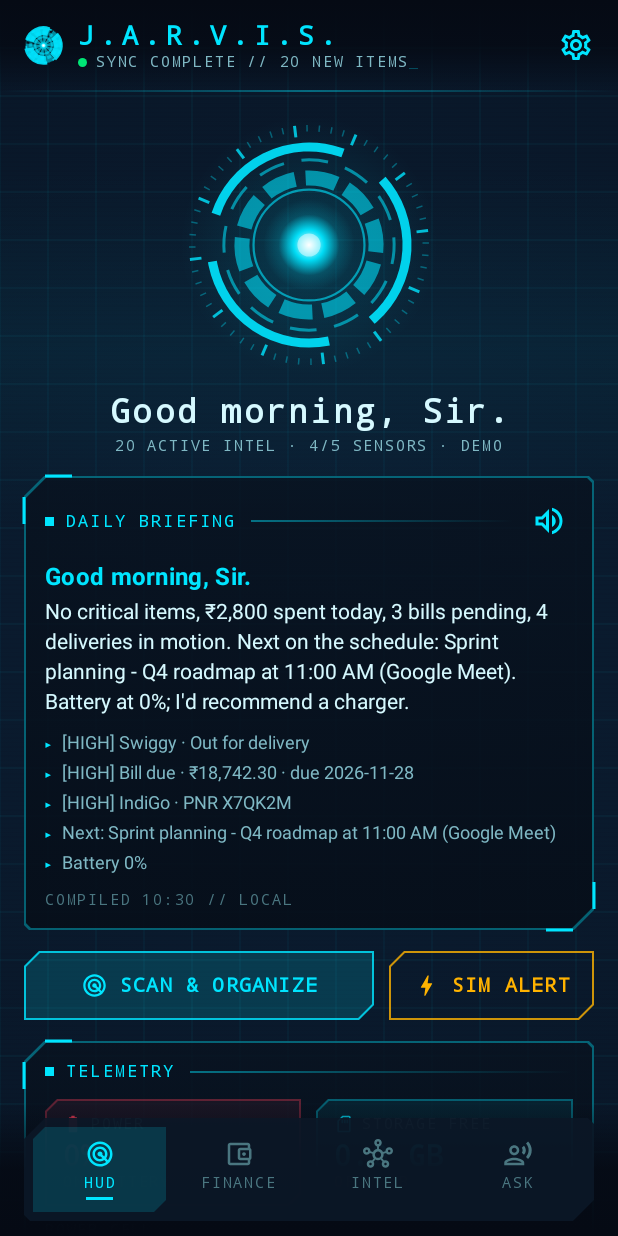
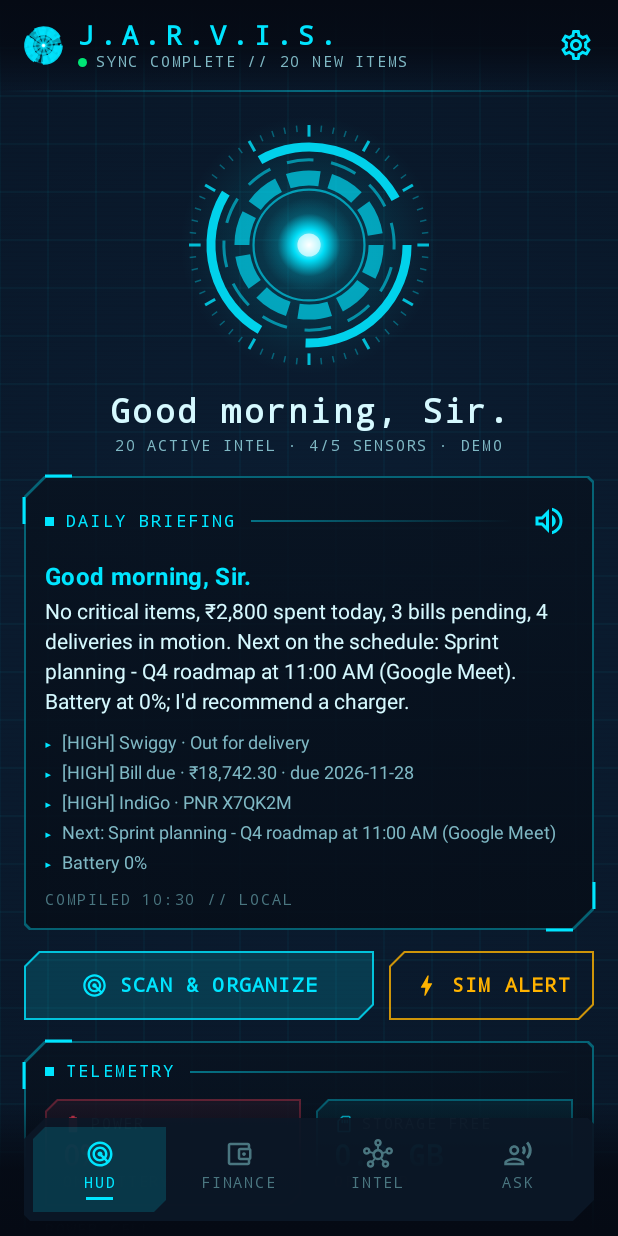
Before and after one commit to SarathChandraBellam/jarvis, an Android app built with Jetpack Compose: the screen it shows after launch (MainActivity), on a phone screen of 412 x 824 dp. Run offline under Robolectric (Android 15) with nearby library versions, the phone set to English and light mode, and no system bars.

Commit message:
Remove all UI animations; release v1.0.1
Replace infinite and transition animations with static rendering so the
app only redraws on real state changes, reducing CPU, GPU and battery use.

Co-Authored-By: Claude Opus 5.5 <noreply@anthropic.com>

```diff
--- a/app/build.gradle.kts
+++ b/app/build.gradle.kts
@@ -15,8 +15,8 @@ android {
     applicationId = "com.jarvis.hud"
     minSdk = 26
     targetSdk = 37
-    versionCode = 1
-    versionName = "1.0"
+    versionCode = 2
+    versionName = "1.0.1"
   }
 
   // Release signing reads a properties file kept OUTSIDE the repo.
--- a/app/src/main/kotlin/com/jarvis/hud/ui/JarvisApp.kt
+++ b/app/src/main/kotlin/com/jarvis/hud/ui/JarvisApp.kt
@@ -1,16 +1,5 @@
 package com.jarvis.hud.ui
 
-import androidx.compose.animation.AnimatedContent
-import androidx.compose.animation.AnimatedVisibility
-import androidx.compose.animation.animateColorAsState
-import androidx.compose.animation.core.tween
-import androidx.compose.animation.fadeIn
-import androidx.compose.animation.fadeOut
-import androidx.compose.animation.slideInHorizontally
-import androidx.compose.animation.slideInVertically
-import androidx.compose.animation.slideOutHorizontally
-import androidx.compose.animation.slideOutVertically
-import androidx.compose.animation.togetherWith
 import androidx.compose.foundation.background
 import androidx.compose.foundation.clickable
 import androidx.compose.foundation.layout.Arrangement
@@ -111,30 +100,15 @@ fun JarvisApp(state: JarvisUiState, actions: JarvisActions) {
           }
         },
       ) { inner ->
-        AnimatedContent(
-          targetState = state.selectedTab,
-          transitionSpec = {
-            val dir = if (targetState.ordinal > initialState.ordinal) 1 else -1
-            (fadeIn(tween(220)) + slideInHorizontally(tween(260)) { it / 6 * dir }) togetherWith
-              (fadeOut(tween(160)) + slideOutHorizontally(tween(260)) { -it / 6 * dir })
-          },
-          label = "tab",
-          modifier = Modifier.fillMaxSize(),
-        ) { tab ->
-          when (tab) {
-            HudTab.HUD -> HudScreen(state, actions, inner)
-            HudTab.FINANCE -> FinanceScreen(state, actions, inner)
-            HudTab.INTEL -> IntelScreen(state, actions, inner)
-            HudTab.ASK -> AskScreen(state, actions, inner)
-          }
+        when (state.selectedTab) {
+          HudTab.HUD -> HudScreen(state, actions, inner)
+          HudTab.FINANCE -> FinanceScreen(state, actions, inner)
+          HudTab.INTEL -> IntelScreen(state, actions, inner)
+          HudTab.ASK -> AskScreen(state, actions, inner)
         }
       }
 
-      AnimatedVisibility(
-        visible = state.showSettings,
-        enter = fadeIn() + slideInVertically { it / 8 },
-        exit = fadeOut() + slideOutVertically { it / 8 },
-      ) {
+      if (state.showSettings) {
         SettingsScreen(state, actions)
       }
     }
@@ -206,8 +180,8 @@ private fun HudDock(selected: HudTab, onSelect: (HudTab) -> Unit) {
     ) {
       HudTab.entries.forEach { tab ->
         val sel = tab == selected
-        val bg by animateColorAsState(if (sel) HudColors.Cyan.copy(alpha = 0.16f) else Color.Transparent, label = "dockBg")
-        val fg by animateColorAsState(if (sel) HudColors.Cyan else HudColors.TextMuted, label = "dockFg")
+        val bg = if (sel) HudColors.Cyan.copy(alpha = 0.16f) else Color.Transparent
+        val fg = if (sel) HudColors.Cyan else HudColors.TextMuted
         Column(
           Modifier
             .weight(1f)
--- a/app/src/main/kotlin/com/jarvis/hud/ui/components/ArcReactor.kt
+++ b/app/src/main/kotlin/com/jarvis/hud/ui/components/ArcReactor.kt
@@ -1,15 +1,8 @@
 package com.jarvis.hud.ui.components
 
-import androidx.compose.animation.core.LinearEasing
-import androidx.compose.animation.core.RepeatMode
-import androidx.compose.animation.core.animateFloat
-import androidx.compose.animation.core.infiniteRepeatable
-import androidx.compose.animation.core.rememberInfiniteTransition
-import androidx.compose.animation.core.tween
 import androidx.compose.foundation.Canvas
 import androidx.compose.foundation.layout.size
 import androidx.compose.runtime.Composable
-import androidx.compose.runtime.getValue
 import androidx.compose.ui.Modifier
 import androidx.compose.ui.geometry.Offset
 import androidx.compose.ui.geometry.Size
@@ -26,8 +19,8 @@ import kotlin.math.cos
 import kotlin.math.sin
 
 /**
- * Animated arc reactor: glowing core, segmented counter-rotating rings and tick dial.
- * Pulses and spins faster while [active] (syncing or speaking).
+ * Static arc reactor: glowing core, segmented rings and tick dial.
+ * Glows brighter while [active] (syncing or speaking). Not animated, to keep CPU/GPU idle.
  */
 @Composable
 fun ArcReactor(
@@ -36,23 +29,10 @@ fun ArcReactor(
   active: Boolean = false,
   color: Color = HudColors.Cyan,
 ) {
-  val transition = rememberInfiniteTransition(label = "arc")
-  val speed = if (active) 0.35f else 1f
-  val spin by transition.animateFloat(
-    0f, 360f,
-    infiniteRepeatable(tween((14000 * speed).toInt(), easing = LinearEasing)),
-    label = "spin",
-  )
-  val counter by transition.animateFloat(
-    360f, 0f,
-    infiniteRepeatable(tween((9000 * speed).toInt(), easing = LinearEasing)),
-    label = "counter",
-  )
-  val pulse by transition.animateFloat(
-    0.55f, 1f,
-    infiniteRepeatable(tween(if (active) 420 else 1800), RepeatMode.Reverse),
-    label = "pulse",
-  )
+  // Static drawing (no animation): rings sit at fixed angles; glows brighter while [active].
+  val spin = 0f
+  val counter = 15f
+  val pulse = if (active) 1f else 0.75f
 
   Canvas(modifier.size(size)) {
     val c = center
--- a/app/src/main/kotlin/com/jarvis/hud/ui/components/HudBackground.kt
+++ b/app/src/main/kotlin/com/jarvis/hud/ui/components/HudBackground.kt
@@ -1,17 +1,11 @@
 package com.jarvis.hud.ui.components
 
-import androidx.compose.animation.core.LinearEasing
-import androidx.compose.animation.core.animateFloat
-import androidx.compose.animation.core.infiniteRepeatable
-import androidx.compose.animation.core.rememberInfiniteTransition
-import androidx.compose.animation.core.tween
 import androidx.compose.foundation.Canvas
 import androidx.compose.foundation.background
 import androidx.compose.foundation.layout.Box
 import androidx.compose.foundation.layout.BoxScope
 import androidx.compose.foundation.layout.fillMaxSize
 import androidx.compose.runtime.Composable
-import androidx.compose.runtime.getValue
 import androidx.compose.ui.Modifier
 import androidx.compose.ui.geometry.Offset
 import androidx.compose.ui.graphics.Brush
@@ -20,7 +14,7 @@ import androidx.compose.ui.unit.dp
 import com.jarvis.hud.ui.theme.HudColors
 
 /**
- * Full-bleed HUD backdrop: deep navy gradient, faint grid, horizontal scanlines and a slow sweep bar.
+ * Full-bleed HUD backdrop: deep navy gradient, faint grid, and horizontal scanlines. Static (drawn once, no animation).
  */
 @Composable
 fun HudBackground(modifier: Modifier = Modifier, content: @Composable BoxScope.() -> Unit) {
@@ -39,15 +33,9 @@ fun HudBackground(modifier: Modifier = Modifier, content: @Composable BoxScope.(
   }
 }
 
-/** Grid + scanline + moving sweep. Purely decorative, draws behind content. */
+/** Grid + scanlines. Purely decorative, draws behind content. */
 @Composable
 fun ScanlineOverlay(modifier: Modifier = Modifier) {
-  val t = rememberInfiniteTransition(label = "scan")
-  val sweep by t.animateFloat(
-    -0.1f, 1.1f,
-    infiniteRepeatable(tween(7000, easing = LinearEasing)),
-    label = "sweep",
-  )
   Canvas(modifier) {
     val grid = 32.dp.toPx()
     var x = 0f
@@ -66,15 +54,5 @@ fun ScanlineOverlay(modifier: Modifier = Modifier) {
       drawLine(Color(0x08000000), Offset(0f, s), Offset(size.width, s), 1.dp.toPx())
       s += line
     }
-    val sy = sweep * size.height
-    val band = 120.dp.toPx()
-    drawRect(
-      Brush.verticalGradient(
-        listOf(Color.Transparent, HudColors.Cyan.copy(alpha = 0.05f), Color.Transparent),
-        startY = sy - band, endY = sy + band,
-      ),
-      topLeft = Offset(0f, sy - band),
-      size = androidx.compose.ui.geometry.Size(size.width, band * 2),
-    )
   }
 }
--- a/app/src/main/kotlin/com/jarvis/hud/ui/components/HudControls.kt
+++ b/app/src/main/kotlin/com/jarvis/hud/ui/components/HudControls.kt
@@ -1,6 +1,5 @@
 package com.jarvis.hud.ui.components
 
-import androidx.compose.animation.animateColorAsState
 import androidx.compose.foundation.background
 import androidx.compose.foundation.border
 import androidx.compose.foundation.clickable
@@ -19,7 +18,6 @@ import androidx.compose.material3.Icon
 import androidx.compose.material3.MaterialTheme
 import androidx.compose.material3.Text
 import androidx.compose.runtime.Composable
-import androidx.compose.runtime.getValue
 import androidx.compose.ui.Alignment
 import androidx.compose.ui.Modifier
 import androidx.compose.ui.draw.clip
@@ -57,7 +55,7 @@ fun HudChip(
   icon: ImageVector? = null,
   count: Int? = null,
 ) {
-  val bg by animateColorAsState(if (selected) accent.copy(alpha = 0.18f) else Color.Transparent, label = "chipBg")
+  val bg = if (selected) accent.copy(alpha = 0.18f) else Color.Transparent
   val shape = CutCornerHudShape(7.dp)
   Row(
     modifier
--- a/app/src/main/kotlin/com/jarvis/hud/ui/components/ItemCard.kt
+++ b/app/src/main/kotlin/com/jarvis/hud/ui/components/ItemCard.kt
@@ -106,10 +106,10 @@ fun ItemCard(
                       v > threshold -> onStatus(item.id, ItemStatus.DONE)
                       v < -threshold -> onStatus(item.id, ItemStatus.DISMISSED)
                     }
-                    offsetX.animateTo(0f)
+                    offsetX.snapTo(0f)
                   }
                 },
-                onDragCancel = { scope.launch { offsetX.animateTo(0f) } },
+                onDragCancel = { scope.launch { offsetX.snapTo(0f) } },
               ) { change, amount ->
                 change.consume()
                 scope.launch { offsetX.snapTo(offsetX.value + amount) }
--- a/app/src/main/kotlin/com/jarvis/hud/ui/components/SyncStatusTicker.kt
+++ b/app/src/main/kotlin/com/jarvis/hud/ui/components/SyncStatusTicker.kt
@@ -1,10 +1,5 @@
 package com.jarvis.hud.ui.components
 
-import androidx.compose.animation.core.RepeatMode
-import androidx.compose.animation.core.animateFloat
-import androidx.compose.animation.core.infiniteRepeatable
-import androidx.compose.animation.core.rememberInfiniteTransition
-import androidx.compose.animation.core.tween
 import androidx.compose.foundation.background
 import androidx.compose.foundation.layout.Box
 import androidx.compose.foundation.layout.Row
@@ -15,53 +10,25 @@ import androidx.compose.foundation.shape.CircleShape
 import androidx.compose.material3.MaterialTheme
 import androidx.compose.material3.Text
 import androidx.compose.runtime.Composable
-import androidx.compose.runtime.LaunchedEffect
-import androidx.compose.runtime.getValue
-import androidx.compose.runtime.mutableIntStateOf
-import androidx.compose.runtime.remember
-import androidx.compose.runtime.setValue
 import androidx.compose.ui.Alignment
 import androidx.compose.ui.Modifier
-import androidx.compose.ui.draw.alpha
-import androidx.compose.ui.platform.LocalInspectionMode
 import androidx.compose.ui.text.style.TextOverflow
 import androidx.compose.ui.unit.dp
 import com.jarvis.hud.ui.theme.HudColors
-import kotlinx.coroutines.delay
 
-/** Monospace typewriter readout of the sync status line with a blinking cursor + status LED. */
+/** Sync status line with a status LED (amber while syncing, green when idle). Static, no animation. */
 @Composable
 fun SyncStatusTicker(line: String, isSyncing: Boolean, modifier: Modifier = Modifier) {
-  val inspection = LocalInspectionMode.current
-  var shown by remember { mutableIntStateOf(if (inspection) Int.MAX_VALUE else 0) }
-  LaunchedEffect(line) {
-    if (inspection) return@LaunchedEffect
-    shown = 0
-    while (shown < line.length) {
-      delay(18)
-      shown++
-    }
-  }
-  val blink = rememberInfiniteTransition(label = "blink")
-  val cursor by blink.animateFloat(1f, 0f, infiniteRepeatable(tween(500), RepeatMode.Reverse), label = "cursor")
   val led = if (isSyncing) HudColors.Amber else HudColors.Green
-
   Row(modifier, verticalAlignment = Alignment.CenterVertically) {
-    Box(
-      Modifier
-        .size(6.dp)
-        .alpha(if (isSyncing) cursor.coerceAtLeast(0.3f) else 1f)
-        .background(led, CircleShape),
-    )
+    Box(Modifier.size(6.dp).background(led, CircleShape))
     Spacer(Modifier.width(6.dp))
     Text(
-      text = line.take(shown),
+      text = line,
       style = MaterialTheme.typography.labelSmall,
       color = if (isSyncing) HudColors.Amber else HudColors.TextDim,
       maxLines = 1,
       overflow = TextOverflow.Ellipsis,
-      modifier = Modifier.weight(1f, fill = false),
     )
-    Text("_", style = MaterialTheme.typography.labelSmall, color = HudColors.Cyan, modifier = Modifier.alpha(cursor))
   }
 }
--- a/app/src/main/kotlin/com/jarvis/hud/ui/screens/AskScreen.kt
+++ b/app/src/main/kotlin/com/jarvis/hud/ui/screens/AskScreen.kt
@@ -1,11 +1,5 @@
 package com.jarvis.hud.ui.screens
 
-import androidx.compose.animation.core.RepeatMode
-import androidx.compose.animation.core.animateFloat
-import androidx.compose.animation.core.infiniteRepeatable
-import androidx.compose.animation.core.rememberInfiniteTransition
-import androidx.compose.animation.core.tween
-import androidx.compose.animation.core.StartOffset
 import androidx.compose.foundation.background
 import androidx.compose.foundation.border
 import androidx.compose.foundation.layout.Arrangement
@@ -45,7 +39,6 @@ import androidx.compose.runtime.saveable.rememberSaveable
 import androidx.compose.runtime.setValue
 import androidx.compose.ui.Alignment
 import androidx.compose.ui.Modifier
-import androidx.compose.ui.draw.alpha
 import androidx.compose.ui.text.input.ImeAction
 import androidx.compose.ui.unit.dp
 import com.jarvis.hud.model.ChatMessage
@@ -77,7 +70,7 @@ fun AskScreen(state: JarvisUiState, actions: JarvisActions, contentPadding: Padd
   }
   val itemCount = state.chatMessages.size + if (state.isAskingAi) 1 else 0
   LaunchedEffect(itemCount) {
-    if (itemCount > 0) listState.animateScrollToItem(itemCount - 1)
+    if (itemCount > 0) listState.scrollToItem(itemCount - 1)
   }
   val pad = screenPadding(contentPadding)
 
@@ -188,17 +181,11 @@ private fun ChatBubble(m: ChatMessage, onSpeak: () -> Unit) {
 
 @Composable
 private fun TypingIndicator() {
-  val t = rememberInfiniteTransition(label = "typing")
   Row(verticalAlignment = Alignment.CenterVertically) {
     Text("J.A.R.V.I.S. ANALYZING", style = MaterialTheme.typography.labelSmall, color = HudColors.Cyan)
     Spacer(Modifier.width(8.dp))
-    repeat(3) { i ->
-      val a by t.animateFloat(
-        0.2f, 1f,
-        infiniteRepeatable(tween(450), RepeatMode.Reverse, StartOffset(i * 150)),
-        label = "dot$i",
-      )
-      Box(Modifier.padding(horizontal = 2.dp).size(6.dp).alpha(a).background(HudColors.Cyan, CircleShape))
+    repeat(3) {
+      Box(Modifier.padding(horizontal = 2.dp).size(6.dp).background(HudColors.Cyan, CircleShape))
     }
   }
 }
--- a/app/src/main/kotlin/com/jarvis/hud/ui/screens/HudScreen.kt
+++ b/app/src/main/kotlin/com/jarvis/hud/ui/screens/HudScreen.kt
@@ -1,6 +1,5 @@
 package com.jarvis.hud.ui.screens
 
-import androidx.compose.animation.AnimatedContent
 import androidx.compose.foundation.background
 import androidx.compose.foundation.clickable
 import androidx.compose.foundation.layout.Arrangement
@@ -208,13 +207,12 @@ private fun BriefingPanel(state: JarvisUiState, actions: JarvisActions) {
     title = "Daily Briefing",
     trailing = {
       IconButton(onClick = actions::onToggleSpeakBriefing, enabled = b != null, modifier = Modifier.size(32.dp)) {
-        AnimatedContent(state.isSpeaking, label = "speakIcon") { speaking ->
-          Icon(
-            if (speaking) Icons.Outlined.Stop else Icons.AutoMirrored.Outlined.VolumeUp,
-            contentDescription = if (speaking) "Stop speaking" else "Speak briefing",
-            tint = if (speaking) HudColors.Amber else HudColors.Cyan,
-          )
-        }
+        val speaking = state.isSpeaking
+        Icon(
+          if (speaking) Icons.Outlined.Stop else Icons.AutoMirrored.Outlined.VolumeUp,
+          contentDescription = if (speaking) "Stop speaking" else "Speak briefing",
+          tint = if (speaking) HudColors.Amber else HudColors.Cyan,
+        )
       }
     },
   ) {
--- a/app/src/main/kotlin/com/jarvis/hud/ui/screens/IntelScreen.kt
+++ b/app/src/main/kotlin/com/jarvis/hud/ui/screens/IntelScreen.kt
@@ -94,7 +94,7 @@ fun IntelScreen(state: JarvisUiState, actions: JarvisActions, contentPadding: Pa
             color = HudColors.TextMuted,
           )
         }
-        items(filtered, key = { it.id }) { ItemCard(it, actions::onMarkItemStatus, Modifier.animateItem()) }
+        items(filtered, key = { it.id }) { ItemCard(it, actions::onMarkItemStatus) }
       }
     }
   }
```
Also changed, not shown: 1 other file.
